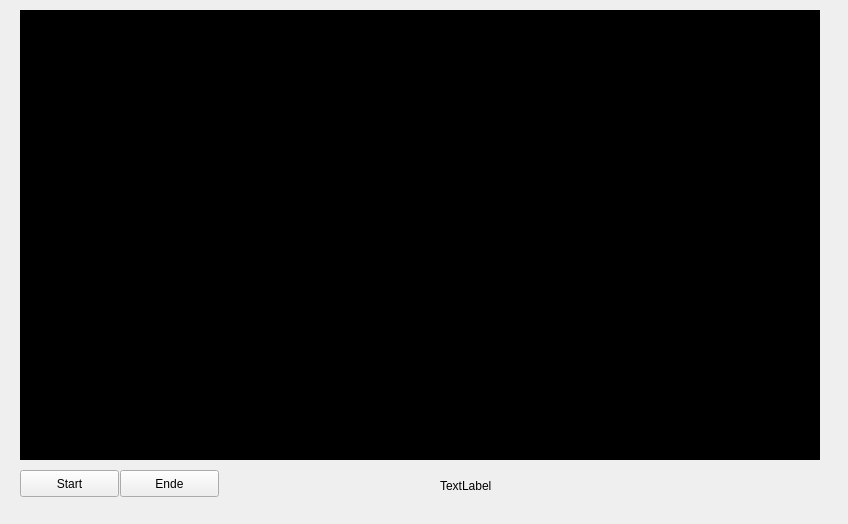
Qt form Client/mainwindow.ui (ElectroStar/ETechnikProjekt) before a commit.
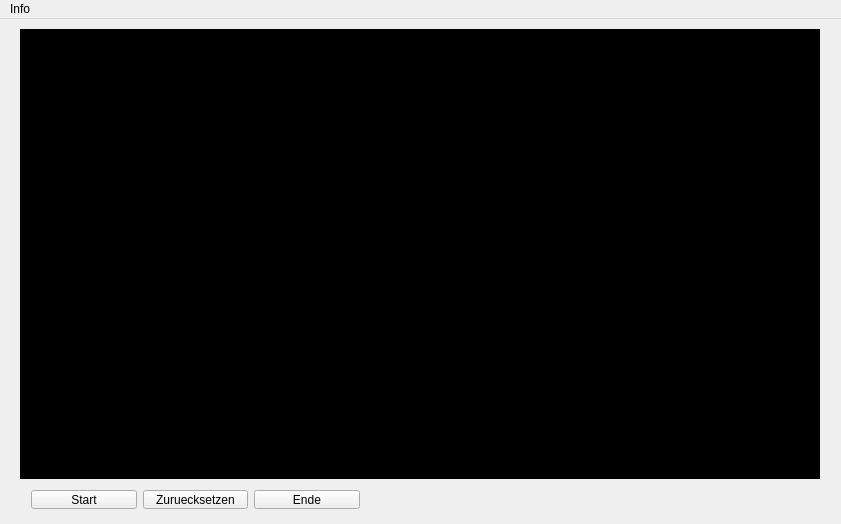
The same form after that commit. Icons and pictures are not drawn.

Commit message: CLient verschönert. Vorsicht: Bei Klicken auf "Zuruecksetzen" kann noch ein Segmentation Fault auftreten!

What changed in the file:
```diff
--- a/Client/mainwindow.ui
+++ b/Client/mainwindow.ui
@@ -6,7 +6,7 @@
    <rect>
     <x>0</x>
     <y>0</y>
-    <width>848</width>
+    <width>841</width>
     <height>524</height>
    </rect>
   </property>
@@ -18,39 +18,13 @@
     <property name="geometry">
      <rect>
       <x>440</x>
-      <y>470</y>
+      <y>460</y>
       <width>381</width>
-      <height>31</height>
+      <height>41</height>
      </rect>
     </property>
     <property name="text">
-     <string>TextLabel</string>
-    </property>
-   </widget>
-   <widget class="QPushButton" name="cmd_start">
-    <property name="geometry">
-     <rect>
-      <x>20</x>
-      <y>470</y>
-      <width>99</width>
-      <height>27</height>
-     </rect>
-    </property>
-    <property name="text">
-     <string>Start</string>
-    </property>
-   </widget>
-   <widget class="QPushButton" name="cmd_ende">
-    <property name="geometry">
-     <rect>
-      <x>120</x>
-      <y>470</y>
-      <width>99</width>
-      <height>27</height>
-     </rect>
-    </property>
-    <property name="text">
-     <string>Ende</string>
+     <string/>
     </property>
    </widget>
    <widget class="QLabel" name="showStreamLabel">
@@ -69,16 +43,56 @@
      <string/>
     </property>
    </widget>
+   <widget class="QWidget" name="layoutWidget">
+    <property name="geometry">
+     <rect>
+      <x>20</x>
+      <y>460</y>
+      <width>351</width>
+      <height>41</height>
+     </rect>
+    </property>
+    <layout class="QHBoxLayout" name="horizontalLayout">
+     <item>
+      <widget class="QPushButton" name="cmd_start">
+       <property name="text">
+        <string>Start</string>
+       </property>
+      </widget>
+     </item>
+     <item>
+      <widget class="QPushButton" name="resetButton">
+       <property name="text">
+        <string>Zuruecksetzen</string>
+       </property>
+      </widget>
+     </item>
+     <item>
+      <widget class="QPushButton" name="cmd_ende">
+       <property name="text">
+        <string>Ende</string>
+       </property>
+      </widget>
+     </item>
+    </layout>
+   </widget>
   </widget>
   <widget class="QMenuBar" name="menuBar">
    <property name="geometry">
     <rect>
      <x>0</x>
      <y>0</y>
-     <width>848</width>
+     <width>841</width>
      <height>25</height>
     </rect>
    </property>
+   <widget class="QMenu" name="menuInfo">
+    <property name="title">
+     <string>Info</string>
+    </property>
+    <addaction name="actionUeber_Eagle_Eye"/>
+   </widget>
+   <addaction name="menuInfo"/>
   </widget>
  </widget>
  <layoutdefault spacing="6" margin="11"/>
```
Left out of the diff: 15 changed lines with no effect on the pictures. The commit also changes 13 other files.
